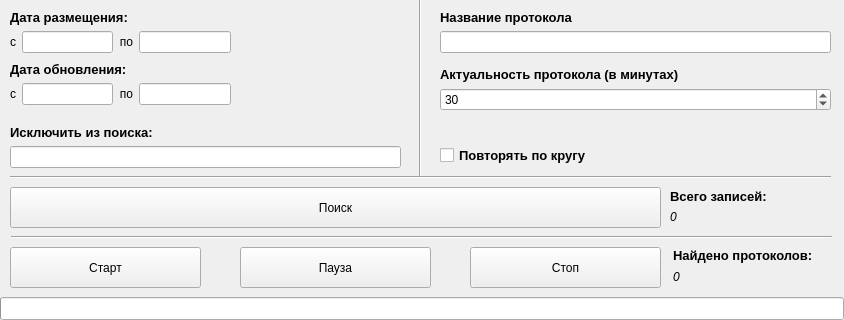
jMurad/zakupki, file gui.ui: the form before one commit; both pictures show x 0 to 844 and y 353 to 673 of the 844 by 673 pixel window.
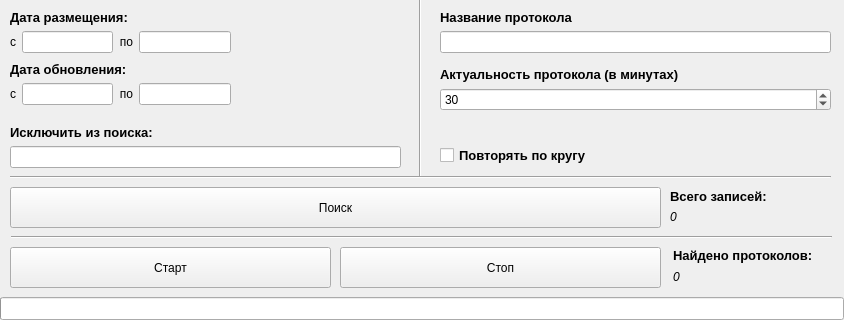
The form after the commit.

```diff
--- a/gui.ui
+++ b/gui.ui
@@ -667,7 +667,7 @@
      <rect>
       <x>10</x>
       <y>600</y>
-      <width>191</width>
+      <width>321</width>
       <height>41</height>
      </rect>
     </property>
@@ -675,25 +675,12 @@
      <string>Старт</string>
     </property>
    </widget>
-   <widget class="QPushButton" name="pushButton_3">
-    <property name="geometry">
-     <rect>
-      <x>240</x>
-      <y>600</y>
-      <width>191</width>
-      <height>41</height>
-     </rect>
-    </property>
-    <property name="text">
-     <string>Пауза</string>
-    </property>
-   </widget>
    <widget class="QPushButton" name="pushButton_4">
     <property name="geometry">
      <rect>
-      <x>470</x>
+      <x>340</x>
       <y>600</y>
-      <width>191</width>
+      <width>321</width>
       <height>41</height>
      </rect>
     </property>
```
Left out of the diff: 2 changed lines with no effect on the pictures.
